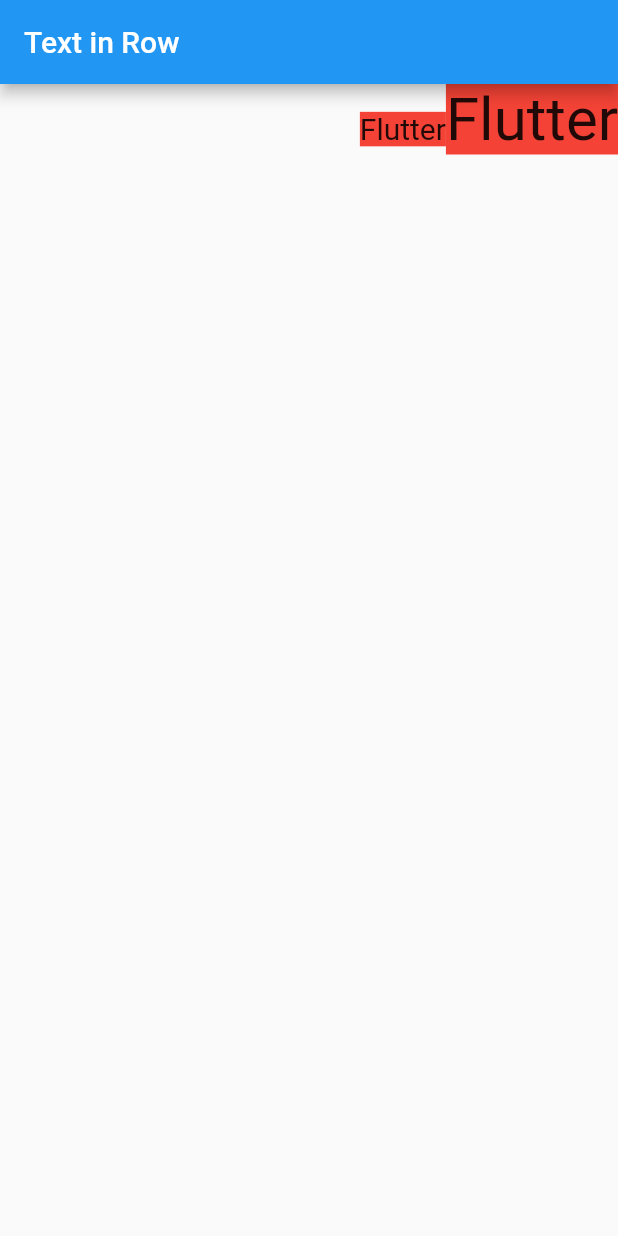
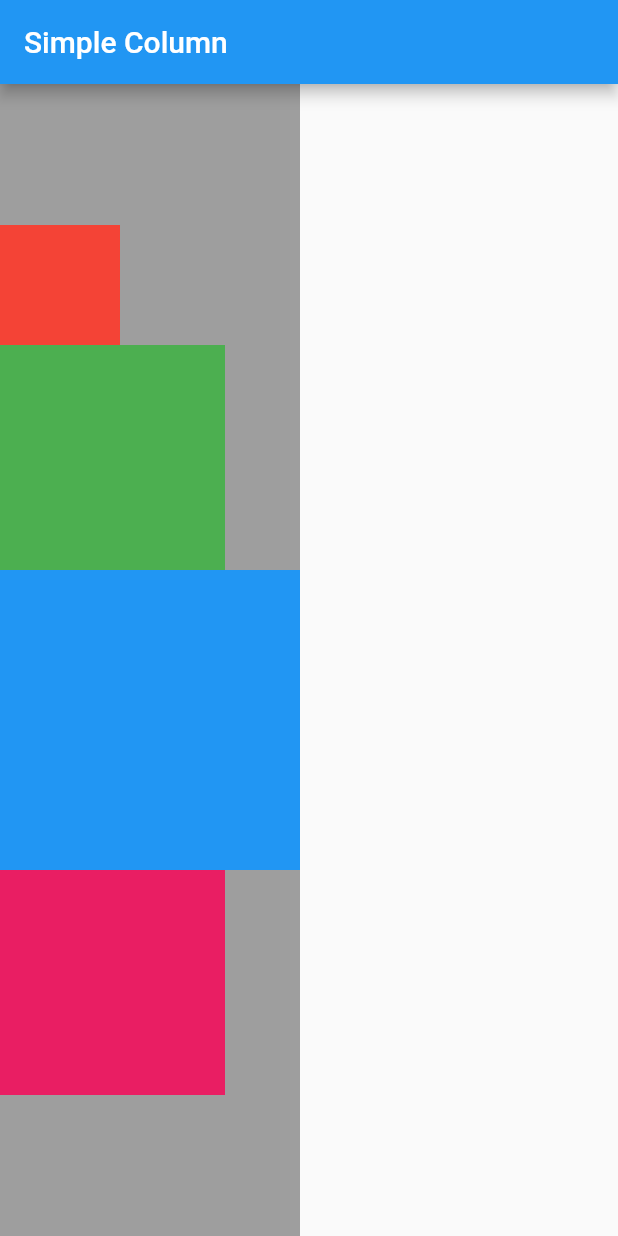
Before and after one commit to rockar06/Flutter-Basics, a Flutter app: the screen it shows after launch, on a phone screen of 412 x 824 dp. Run offline on Flutter 3.47's test engine with Material 2 defaults, Android fonts, the phone set to English and light mode, and no system bars.

Commit message:
Add example of Column usage

```diff
--- a/lib/main.dart
+++ b/lib/main.dart
@@ -1,5 +1,5 @@
 import 'package:flutter/material.dart';
-import 'package:fluttercourse/widgets/row/text_simple_row.dart';
+import 'package:fluttercourse/widgets/column/simple_column.dart';
 
 void main() {
   runApp(MyApp());
@@ -16,7 +16,7 @@
         visualDensity: VisualDensity.adaptivePlatformDensity,
       ),
       //home: MyHomePage(title: 'Flutter Demo Home Page'),
-      home: TextSimpleRow(),
+      home: SimpleColumn(),
     );
   }
 }
--- /dev/null
+++ b/lib/widgets/column/simple_column.dart
@@ -0,0 +1,33 @@
+import 'package:flutter/material.dart';
+import 'package:fluttercourse/common/constants.dart';
+import 'package:fluttercourse/common/custom_scaffold.dart';
+
+class SimpleColumn extends StatelessWidget {
+  @override
+  Widget build(BuildContext context) {
+    return CustomScaffold(
+      title: "Simple Column",
+      body: Container(
+        color: Colors.grey,
+        child: Column(
+          mainAxisAlignment: MainAxisAlignment.center,
+          crossAxisAlignment: CrossAxisAlignment.start,
+          children: [
+            _getBaseContainer(smallContainerSize, Colors.red),
+            _getBaseContainer(mediumContainerSize, Colors.green),
+            _getBaseContainer(containerSize, Colors.blue),
+            _getBaseContainer(mediumContainerSize, Colors.pink),
+          ],
+        ),
+      ),
+    );
+  }
+
+  Widget _getBaseContainer(double size, Color boxColor) {
+    return Container(
+      width: size,
+      height: size,
+      color: boxColor,
+    );
+  }
+}
```
